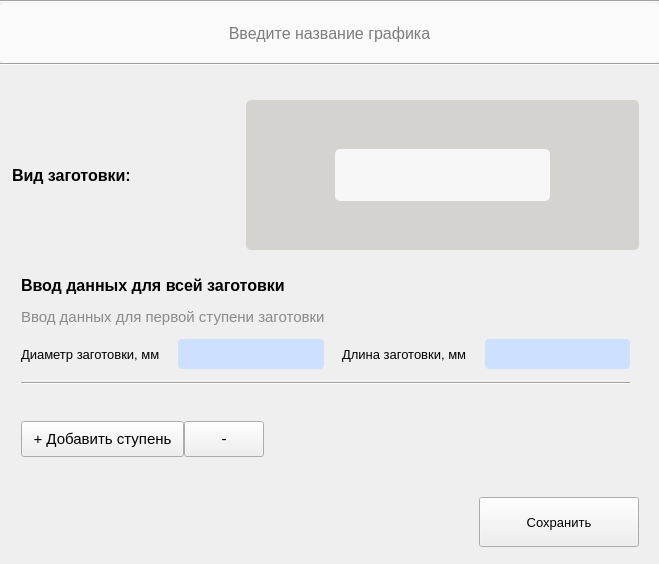
Before: the Qt Designer form Interfase/2_type.ui in MichailNikitin/optimization_CNC, drawn with Qt 5.
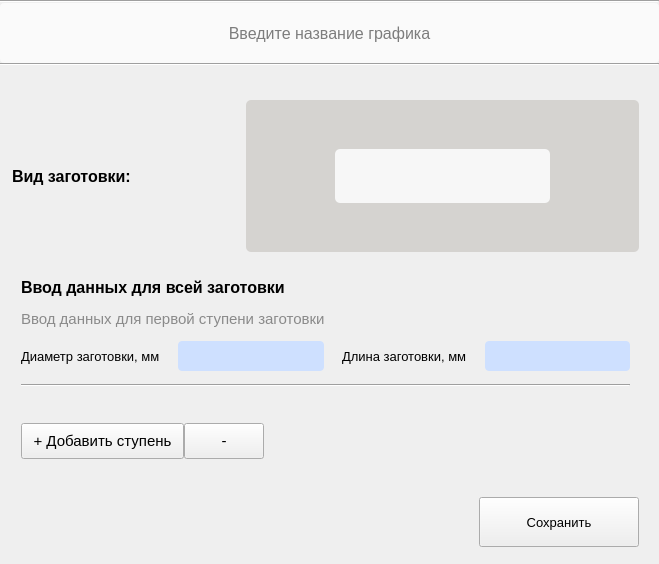
After: the same form once the commit is applied.

```diff
--- a/Interfase/2_type.ui
+++ b/Interfase/2_type.ui
@@ -226,22 +226,6 @@
          </layout>
         </widget>
        </item>
-       <item row="9" column="0">
-        <spacer name="verticalSpacer_2">
-         <property name="orientation">
-          <enum>Qt::Vertical</enum>
-         </property>
-         <property name="sizeType">
-          <enum>QSizePolicy::Expanding</enum>
-         </property>
-         <property name="sizeHint" stdset="0">
-          <size>
-           <width>20</width>
-           <height>40</height>
-          </size>
-         </property>
-        </spacer>
-       </item>
        <item row="3" column="0" rowspan="5" colspan="3">
         <widget class="QScrollArea" name="scrollArea">
          <property name="sizePolicy">
@@ -381,6 +365,7 @@
             <widget class="Line" name="line">
              <property name="font">
               <font>
+               <pointsize>8</pointsize>
                <underline>false</underline>
                <strikeout>false</strikeout>
               </font>
@@ -563,6 +548,22 @@
          </layout>
         </widget>
        </item>
+       <item row="9" column="0" rowspan="2">
+        <spacer name="indent_Below_add_a_step">
+         <property name="orientation">
+          <enum>Qt::Vertical</enum>
+         </property>
+         <property name="sizeType">
+          <enum>QSizePolicy::Expanding</enum>
+         </property>
+         <property name="sizeHint" stdset="0">
+          <size>
+           <width>20</width>
+           <height>40</height>
+          </size>
+         </property>
+        </spacer>
+       </item>
       </layout>
      </widget>
     </item>
```
Left out of the diff: 22 changed lines with no effect on the pictures.
